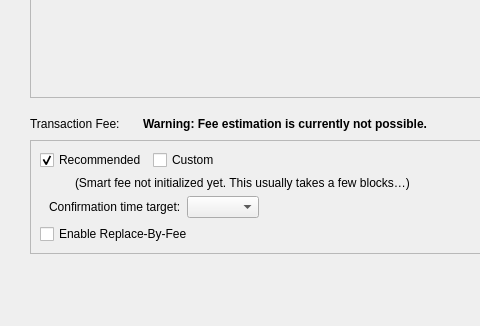
Before: the Qt Designer form src/qt/forms/sendcoinsdialog.ui in digiwage/digiwage, drawn with Qt 5; both pictures show x 0 to 480 and y 263 to 589 of the 935 by 589 pixel window.
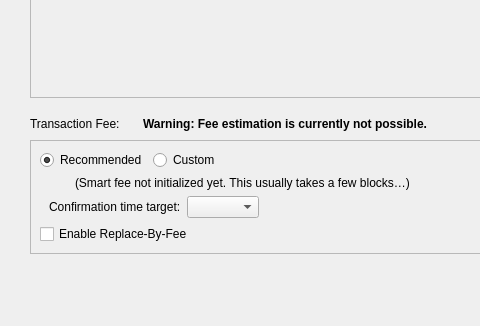
After: the same form once the commit is applied. Icons and pictures are not drawn. Custom widgets are drawn as their Qt base class.

The edit to the form file:
```diff
--- a/src/qt/forms/sendcoinsdialog.ui
+++ b/src/qt/forms/sendcoinsdialog.ui
@@ -870,7 +870,7 @@
         <item>
          <layout class="QHBoxLayout" name="horizontalLayout_3">
           <item>
-           <widget class="QCheckBox" name="radioSmartFee">
+           <widget class="QRadioButton" name="radioSmartFee">
             <property name="text">
              <string>Recommended</string>
             </property>
@@ -883,7 +883,7 @@
            </widget>
           </item>
           <item>
-           <widget class="QCheckBox" name="radioCustomFee">
+           <widget class="QRadioButton" name="radioCustomFee">
             <property name="text">
              <string>Custom</string>
             </property>
```
